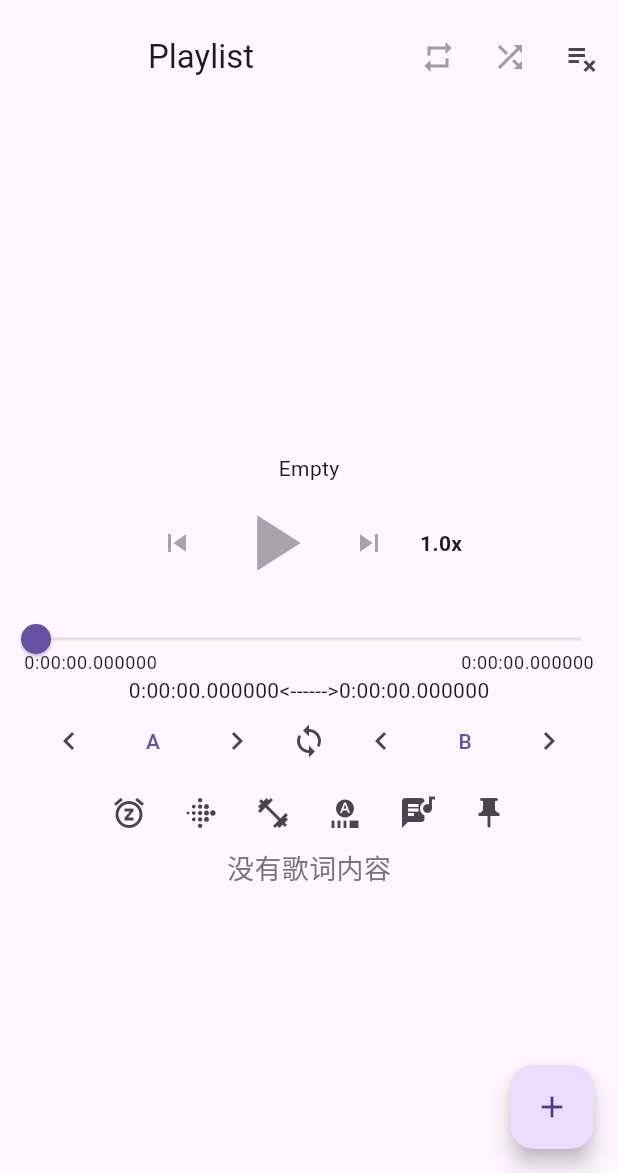
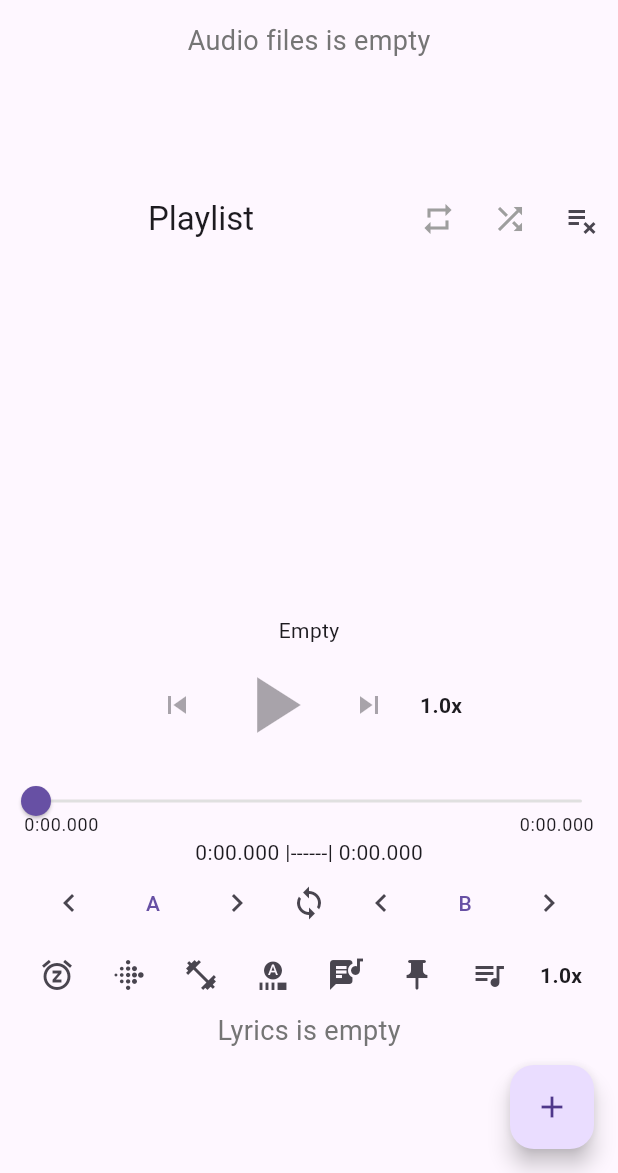
Before and after one commit to jimmyliow/dictation-gym, a Flutter app: the screen it shows after launch, on a phone screen of 412 x 824 dp, the part 63-1236 px from its top. Run offline on Flutter 3.47's test engine with Material 3 defaults, Android fonts, the phone set to English and light mode, and no system bars; our stand-ins replace file_picker, just_audio, just_audio_background, permission_handler, rxdart; missing offline and left inert: audio_session, just_audio_media_kit.

Commit message:
feat: show audio files in listiview; format duration;

```diff
--- a/lib/common.dart
+++ b/lib/common.dart
@@ -42,7 +42,7 @@ class SeekBarState extends State<SeekBar> {
         Positioned(
           left: 16.0,
           bottom: 0.0,
-          child: Text("${widget.position}",
+          child: Text(_formatDuration(widget.position),
               style: Theme.of(context).textTheme.bodySmall),
         ),
         SliderTheme(
@@ -103,14 +103,19 @@ class SeekBarState extends State<SeekBar> {
           right: 16.0,
           bottom: 0.0,
           child: Text(
-              RegExp(r'((^0*[1-9]\d*:)?\d{2}:\d{2}:\d{1,3})\.\d+$')
-                      .firstMatch("$_remaining")
-                      ?.group(1) ??
-                  '$_remaining',
+              // RegExp(r'((^0*[1-9]\d*:)?\d{2}:\d{2}:\d{1,3})\.\d+$')
+              //         .firstMatch("$_remaining")
+              //         ?.group(1) ??
+              //     '$_remaining',
+    _formatDuration(_remaining),
               style: Theme.of(context).textTheme.bodySmall),
         ),
       ],
     );
+  }
+
+  String _formatDuration(Duration d) {
+    return '${d.inMinutes}:${(d.inSeconds % 60).toString().padLeft(2, '0')}.${(d.inMilliseconds % 1000).toString().padLeft(3, '0')}';
   }
 
   Duration get _remaining => widget.duration - widget.position;
--- a/lib/main.dart
+++ b/lib/main.dart
@@ -9,7 +9,6 @@ import 'package:rxdart/rxdart.dart';
 import 'package:permission_handler/permission_handler.dart';
 import 'dart:io';
 import 'package:file_picker/file_picker.dart';
-
 
 Future<void> main() async {
   WidgetsFlutterBinding.ensureInitialized();
@@ -34,8 +33,13 @@ class MyAppState extends State<MyApp> with WidgetsBindingObserver {
   Duration clipStartDuration = Duration.zero;
   Duration clipEndDuration = Duration.zero;
   List<Lyric> lyrics = [];
-  final UriAudioSource gettingAVisa = AudioSource.uri(Uri.parse(
-  "https://dailydictation.com/upload/english-conversations/21-getting-a-visa-2022-03-07-21-11-20/0-21-getting-a-visa.mp3"));
+  List<PlatformFile> audioFiles = [];
+
+  final UriAudioSource gettingAVisa = AudioSource.uri(
+    Uri.parse(
+      "https://dailydictation.com/upload/english-conversations/21-getting-a-visa-2022-03-07-21-11-20/0-21-getting-a-visa.mp3",
+    ),
+  );
   late final List<AudioSource> _playlist = [
     // AudioSource.uri(Uri.parse("https://dailydictation.com/upload/english-conversations/21-getting-a-visa-2022-03-07-21-11-20/0-21-getting-a-visa.mp3"),
     //   tag: MediaItem(
@@ -152,8 +156,31 @@ class MyAppState extends State<MyApp> with WidgetsBindingObserver {
           child: Column(
             crossAxisAlignment: CrossAxisAlignment.center,
             children: [
+
+          Expanded(
+          child: audioFiles.isEmpty
+          ? Text(
+            'Audio files is empty',
+            style: TextStyle(fontSize: 18, color: Colors.grey[600]),
+          )
+                : ListView.builder(
+        padding: const EdgeInsets.only(top: 16, bottom: 80),
+        itemCount: audioFiles.length,
+        itemBuilder: (context, index) {
+          final currentFile = audioFiles[index];
+          return ListTile(
+            title: Text(
+              currentFile.name,
+              style: const TextStyle(fontSize: 16),
+            ),
+          );
+        },
+      ),
+    ),
+
               Row(
                 children: [
+
                   Expanded(
                     child: Text(
                       "Playlist",
@@ -294,10 +321,10 @@ class MyAppState extends State<MyApp> with WidgetsBindingObserver {
               Row(
                 mainAxisSize: MainAxisSize.min,
                 children: [
-                  Text("$clipStartDuration"),
-                  Text("<------>"),
-                  Text("$clipEndDuration"),
-                ]
+                  Text(_formatDuration(clipStartDuration)),
+                  Text(" |------| "),
+                  Text(_formatDuration(clipEndDuration)),
+                ],
               ),
               Row(
                 mainAxisSize: MainAxisSize.min,
@@ -305,7 +332,8 @@ class MyAppState extends State<MyApp> with WidgetsBindingObserver {
                   IconButton(
                     icon: const Icon(Icons.keyboard_arrow_left),
                     onPressed: () {
-                      Duration newPosition = _player.position - Duration(microseconds: 800);
+                      Duration newPosition =
+                          clipStartDuration - Duration(microseconds: 800);
                       setState(() {
                         clipStartDuration = newPosition;
                       });
@@ -323,7 +351,8 @@ class MyAppState extends State<MyApp> with WidgetsBindingObserver {
                   IconButton(
                     icon: const Icon(Icons.keyboard_arrow_right),
                     onPressed: () {
-                      Duration newPosition = _player.position + Duration(microseconds: 800);
+                      Duration newPosition =
+                          clipStartDuration + Duration(microseconds: 800);
                       setState(() {
                         clipStartDuration = newPosition;
                       });
@@ -336,21 +365,21 @@ class MyAppState extends State<MyApp> with WidgetsBindingObserver {
                       final currentIndex = _player.currentIndex;
 
                       if (currentIndex != null) {
+                        final currentSource =
+                            _player.audioSources[currentIndex]
+                                as UriAudioSource;
 
-                        final currentSource = _player.audioSources[currentIndex] as UriAudioSource;
-
-                          List<AudioSource> a = List.generate(3, (index) {
-
-                          return ClippingAudioSource(
+                        List<AudioSource> a = [
+                          ClippingAudioSource(
                             start: clipStartDuration,
                             end: clipEndDuration,
                             child: currentSource,
                             tag: MediaItem(
-                              id: '1($index)',
-                              title: "sentence($index)",
-                            )
-                          );
-                        });
+                              id: 'Clipping Audio',
+                              title: "Clipping Audio",
+                            ),
+                          ),
+                        ];
                         _player.setAudioSources(a);
                       }
                     },
@@ -358,7 +387,8 @@ class MyAppState extends State<MyApp> with WidgetsBindingObserver {
                   IconButton(
                     icon: const Icon(Icons.keyboard_arrow_left),
                     onPressed: () {
-                      Duration newPosition = _player.position - Duration(microseconds: 800);
+                      Duration newPosition =
+                          clipEndDuration - Duration(microseconds: 800);
                       setState(() {
                         clipEndDuration = newPosition;
                       });
@@ -376,7 +406,8 @@ class MyAppState extends State<MyApp> with WidgetsBindingObserver {
                   IconButton(
                     icon: const Icon(Icons.keyboard_arrow_right),
                     onPressed: () {
-                      Duration newPosition = _player.position + Duration(microseconds: 800);
+                      Duration newPosition =
+                          clipEndDuration + Duration(microseconds: 800);
                       setState(() {
                         clipEndDuration = newPosition;
                       });
@@ -394,15 +425,10 @@ class MyAppState extends State<MyApp> with WidgetsBindingObserver {
                       delayedStop();
                     },
                   ),
-                  IconButton(
-                    icon: const Icon(Icons.fitbit),
-                    onPressed: () {
-                    },
-                  ),
+                  IconButton(icon: const Icon(Icons.fitbit), onPressed: () {}),
                   IconButton(
                     icon: const Icon(Icons.fitness_center),
-                    onPressed: () {
-                    },
+                    onPressed: () {},
                   ),
                   IconButton(
                     icon: const Icon(Icons.autofps_select),
@@ -418,19 +444,34 @@ class MyAppState extends State<MyApp> with WidgetsBindingObserver {
                   ),
                   IconButton(
                     icon: const Icon(Icons.push_pin),
+                    onPressed: () {},
+                  ),
+
+                  IconButton(
+                    icon: const Icon(Icons.queue_music),
                     onPressed: () {
+
+                      showSliderDialog(
+                        context: context,
+                        title: "Adjust speed",
+                        divisions: 20,
+                        min: 0.2,
+                        max: 2.0,
+                        value: _player.speed,
+                        stream: _player.speedStream,
+                        onChanged: _player.setSpeed,
+                      );
                     },
                   ),
+                  ShowPlaylistButton(_player),
                 ],
               ),
+
               Expanded(
                 child: lyrics.isEmpty
                     ? Text(
-                  '没有歌词内容',
-                  style: TextStyle(
-                    fontSize: 18,
-                    color: Colors.grey[600],
-                  ),
+                        'Lyrics is empty',
+                        style: TextStyle(fontSize: 18, color: Colors.grey[600]),
                       )
                     : ListView.builder(
                         padding: const EdgeInsets.only(top: 16, bottom: 80),
@@ -439,7 +480,9 @@ class MyAppState extends State<MyApp> with WidgetsBindingObserver {
                           final lyric = lyrics[index];
                           return Card(
                             margin: const EdgeInsets.symmetric(
-                          horizontal: 16, vertical: 6),
+                              horizontal: 16,
+                              vertical: 6,
+                            ),
                             child: ListTile(
                               leading: Container(
                                 padding: const EdgeInsets.all(8),
@@ -462,7 +505,10 @@ class MyAppState extends State<MyApp> with WidgetsBindingObserver {
                               subtitle: Padding(
                                 padding: const EdgeInsets.only(top: 4),
                                 child: Text(
-                            _formatTimeRange(lyric.startTime, lyric.endTime),
+                                  _formatTimeRange(
+                                    lyric.startTime,
+                                    lyric.endTime,
+                                  ),
                                   style: TextStyle(
                                     fontSize: 12,
                                     color: Colors.grey[600],
@@ -471,7 +517,9 @@ class MyAppState extends State<MyApp> with WidgetsBindingObserver {
                               ),
                               trailing: Container(
                                 padding: const EdgeInsets.symmetric(
-                              horizontal: 8, vertical: 4),
+                                  horizontal: 8,
+                                  vertical: 4,
+                                ),
                                 decoration: BoxDecoration(
                                   color: Colors.blue[50],
                                   borderRadius: BorderRadius.circular(4),
@@ -489,9 +537,6 @@ class MyAppState extends State<MyApp> with WidgetsBindingObserver {
                         },
                       ),
               ),
-
-
-
             ],
           ),
         ),
@@ -505,13 +550,12 @@ class MyAppState extends State<MyApp> with WidgetsBindingObserver {
     );
   }
 
-
   List<Lyric> _parseLrcContent(String content) {
     List<Lyric> result = [];
     final lines = content.split('\n');
     // 增强正则：匹配双时间标签（开始+结束）和歌词文本
     final timeRegExp = RegExp(
-        r'\[(\d{0,2}):(\d{2}):(\d{2})\.(\d{1,3})\]\s*\[(\d{0,2}):(\d{2}):(\d{2})\.(\d{1,3})\](.*)'
+      r'\[(\d{0,2}):(\d{2}):(\d{2})\.(\d{1,3})\]\s*\[(\d{0,2}):(\d{2}):(\d{2})\.(\d{1,3})\](.*)',
     );
 
     for (String line in lines) {
@@ -554,14 +598,13 @@ class MyAppState extends State<MyApp> with WidgetsBindingObserver {
     return result;
   }
 
-
   String _formatDuration(Duration d) {
     return '${d.inMinutes}:${(d.inSeconds % 60).toString().padLeft(2, '0')}.${(d.inMilliseconds % 1000).toString().padLeft(3, '0')}';
   }
+
   String _formatTimeRange(Duration start, Duration end) {
     return '${_formatDuration(start)} - ${_formatDuration(end)}';
   }
-
 
   fromLrc() {
     List<AudioSource> lrcList = [
@@ -574,7 +617,7 @@ class MyAppState extends State<MyApp> with WidgetsBindingObserver {
           tag: MediaItem(
             id: '1($index)',
             title: "Does it take long to get a visa?($index)",
-        )
+          ),
         );
       }),
       ...List.generate(9, (index) {
@@ -586,7 +629,7 @@ class MyAppState extends State<MyApp> with WidgetsBindingObserver {
           tag: MediaItem(
             id: '2($index)',
             title: "It depends on the season.($index)",
-        )
+          ),
         );
       }),
       ...List.generate(9, (index) {
@@ -598,17 +641,15 @@ class MyAppState extends State<MyApp> with WidgetsBindingObserver {
           tag: MediaItem(
             id: '3($index)',
             title: "Anywhere from one month to two months.($index)",
-          )
+          ),
         );
-    })
+      }),
     ];
-
 
     _player.setAudioSources(lrcList);
   }
 
   Future<void> delayedStop() async {
-
     _scaffoldMessengerKey.currentState?.showSnackBar(
       SnackBar(
         content: Text('Stop playing after 30min.'),
@@ -645,31 +686,22 @@ class MyAppState extends State<MyApp> with WidgetsBindingObserver {
       lyrics = parsedLyrics;
     });
 
+    if (_player.audioSource == null) return null;
 
-    // final currentSource = _player.audioSource as UriAudioSource;
-    //
-    // _scaffoldMessengerKey.currentState?.showSnackBar(
-    //   SnackBar(
-    //     content: Text('${currentSource.uri}; ${parsedLyrics.length}'),
-    //     duration: const Duration(seconds: 1),
-    //   ),
-    // );
+    final currentSource = _player.audioSource as UriAudioSource;
 
-    // List<AudioSource> newSources = [];
-    // for (Lyric lrc in lrcList) {
-    //   AudioSource lrcSource = ClippingAudioSource(
-    //       start: lrc.startTime,
-    //       end: lrc.endTime,
-    //       child: currentSource,
-    //       tag: MediaItem(
-    //         id: lrc.text,
-    //         title: lrc.text,
-    //       )
-    //   );
-    //
-    //   newSources.add(lrcSource);
-    // }
-    // _player.setAudioSources(newSources);
+    List<AudioSource> newSources = [];
+    for (Lyric lrc in parsedLyrics) {
+      AudioSource lrcSource = ClippingAudioSource(
+        start: lrc.startTime,
+        end: lrc.endTime,
+        child: currentSource,
+        tag: MediaItem(id: lrc.text, title: lrc.text),
+      );
+
+      newSources.add(lrcSource);
+    }
+    _player.setAudioSources(newSources);
 
     return null;
   }
@@ -686,30 +718,90 @@ class MyAppState extends State<MyApp> with WidgetsBindingObserver {
     );
     if (result == null || result.files.isEmpty) return null;
 
-    List<File> audioFiles = result.paths.map((path) => File(path!)).toList();
+    List<PlatformFile> selectedFiles = [];
+
 
     List<AudioSource> newSources = [];
     for (PlatformFile file in result.files) {
       if (file.path == null) continue;
 
       String fileName = file.name;
+      selectedFiles.add(file);
 
       AudioSource source = AudioSource.uri(
         Uri.file(file.path!),
-        tag: MediaItem(
-          id: fileName,
-          title: fileName,
-        ),
+        tag: MediaItem(id: fileName, title: fileName),
       );
 
       newSources.add(source);
     }
+
+    setState(() {
+      audioFiles = selectedFiles;
+    });
     _player.setAudioSources(newSources);
 
     return null;
   }
 }
 
+//
+enum SingingCharacter { lafayette, jefferson }
+class ShowPlaylistButton extends StatelessWidget {
+  final AudioPlayer player;
+  const ShowPlaylistButton(this.player, {Key? key}) : super(key: key);
+
+  @override
+  Widget build(BuildContext context) {
+    return Column(
+      mainAxisSize: MainAxisSize.min,
+      children: [
+        StreamBuilder<double>(
+          stream: player.speedStream,
+          builder: (context, snapshot) => IconButton(
+            icon: Text(
+              "${snapshot.data?.toStringAsFixed(1)}x",
+              style: const TextStyle(fontWeight: FontWeight.bold),
+            ),
+            onPressed: () {
+              showDialog<void>(
+                context: context,
+                builder: (context) => AlertDialog(
+                  title: Text("Adjust Speed", textAlign: TextAlign.center),
+                  content:
+                  Column(
+                    mainAxisSize: MainAxisSize.min,
+                    children: <Widget>[
+                      ListTile(
+                        title: const Text('0.2'),
+                        leading: Radio(
+                          value: 0.2,
+                          groupValue: [0.2, 0.4],
+                          onChanged: (v) {
+                          },
+                        ),
+                      ),
+                      ListTile(
+                        title: const Text('0.4'),
+                        leading: Radio(
+                          value: 0.4,
+                          groupValue: [0.2, 0.4],
+                          onChanged: (v) {
+                          },
+                        ),
+                      ),
+                    ],
+                  ),
+                ),
+              );
+            },
+          ),
+        ),
+      ],
+    );
+  }
+}
+//
 class ControlButtons extends StatelessWidget {
   final AudioPlayer player;
 
```
Lines whose indentation alone changed are shown as unchanged.
